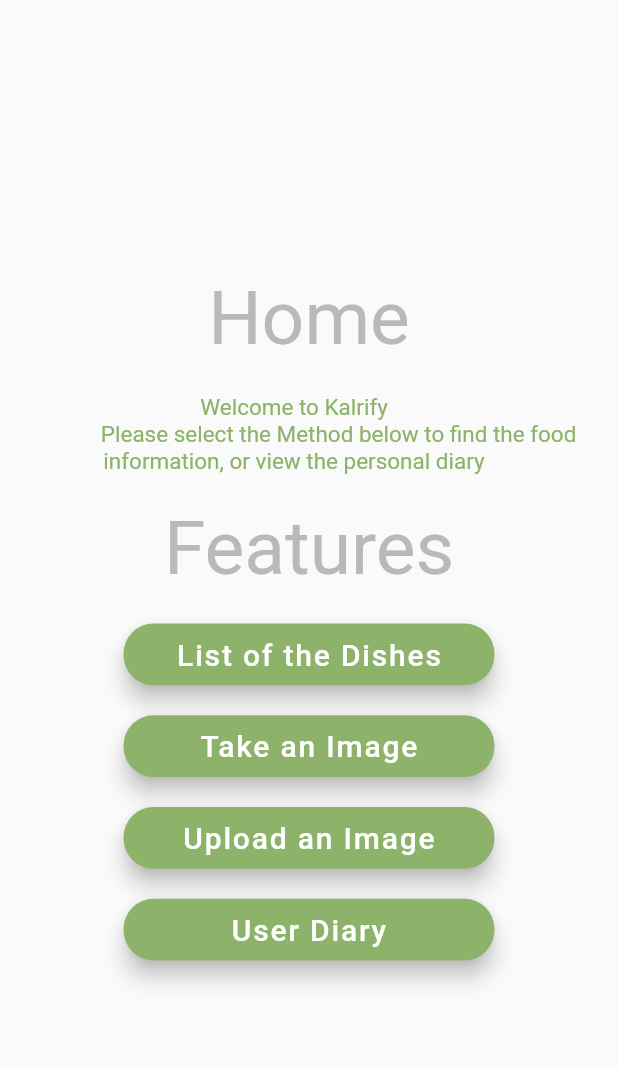
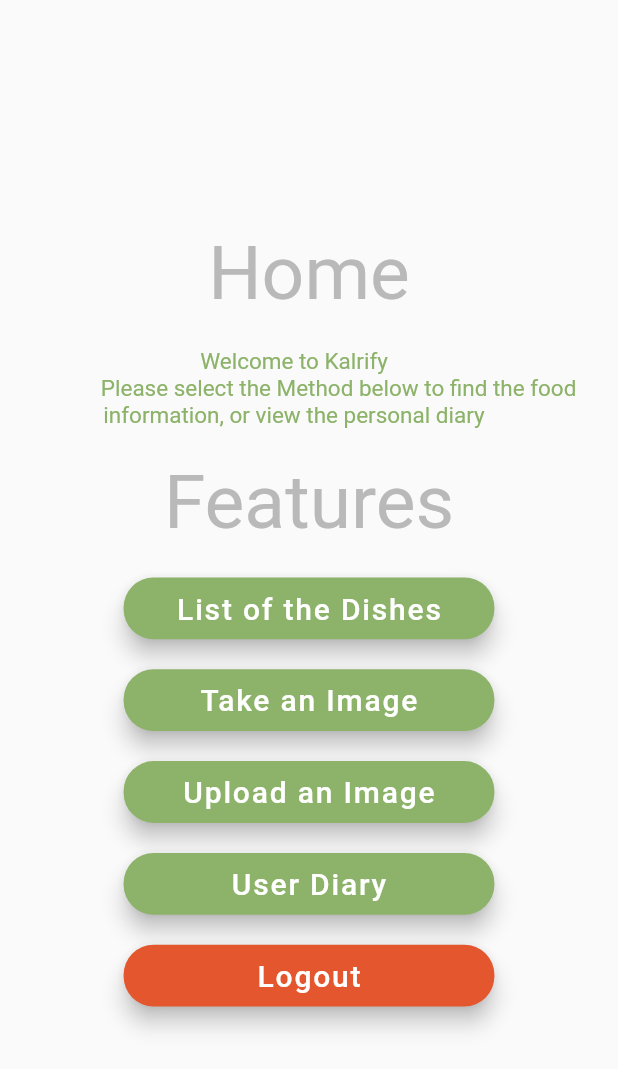
Before and after one commit to BlackCerulean/Kalrify, a Flutter app: the HomeScreen screen opened directly with empty values, on a phone screen of 412 x 824 dp. Shown: the top 1069 px of the screen. Run offline on Flutter 3.47's test engine with Material 2 defaults, Android fonts, the phone set to English and light mode, and no system bars; our stand-ins replace image_picker, percent_indicator; missing offline and left inert: dart:ffi.

Commit message:
[UPDATE] Logout

```diff
--- a/food_classi_application/lib/homescreen.dart
+++ b/food_classi_application/lib/homescreen.dart
@@ -1,6 +1,7 @@
 import 'dart:io';
 
 import 'package:flutter/material.dart';
+import 'package:food_classi_application/component/Login.dart';
 import 'package:image_picker/image_picker.dart';
 import 'package:food_classi_application/component/Dsearch.dart';
 import 'package:food_classi_application/component/Danalyze.dart';
@@ -163,6 +164,33 @@
                 heroTag: 'Udiary',
               ),
             ),
+          ),
+
+          //Logout Button
+          Padding(
+            padding: const EdgeInsets.fromLTRB(20.0, 0.0, 20.0, 20.0),
+            child: Container(
+              width: MediaQuery.of(context).size.width * 0.6,
+              height: MediaQuery.of(context).size.height * 0.05,
+              child: FloatingActionButton(
+                child: Text(
+                  "Logout",
+                  style: TextStyle(
+                    fontSize: 20,
+                  ),
+                ),
+                backgroundColor: Color(0xFFE4572E),
+                shape: new RoundedRectangleBorder(
+                  borderRadius: new BorderRadius.circular(20.0),
+                ),
+                onPressed: () {
+                  Navigator.push(context, MaterialPageRoute(builder: (_) {
+                    return LoginScreen();
+                  }));
+                },
+                heroTag: 'Logout',
+              ),
+            ),
           )
         ],
       ),
```
